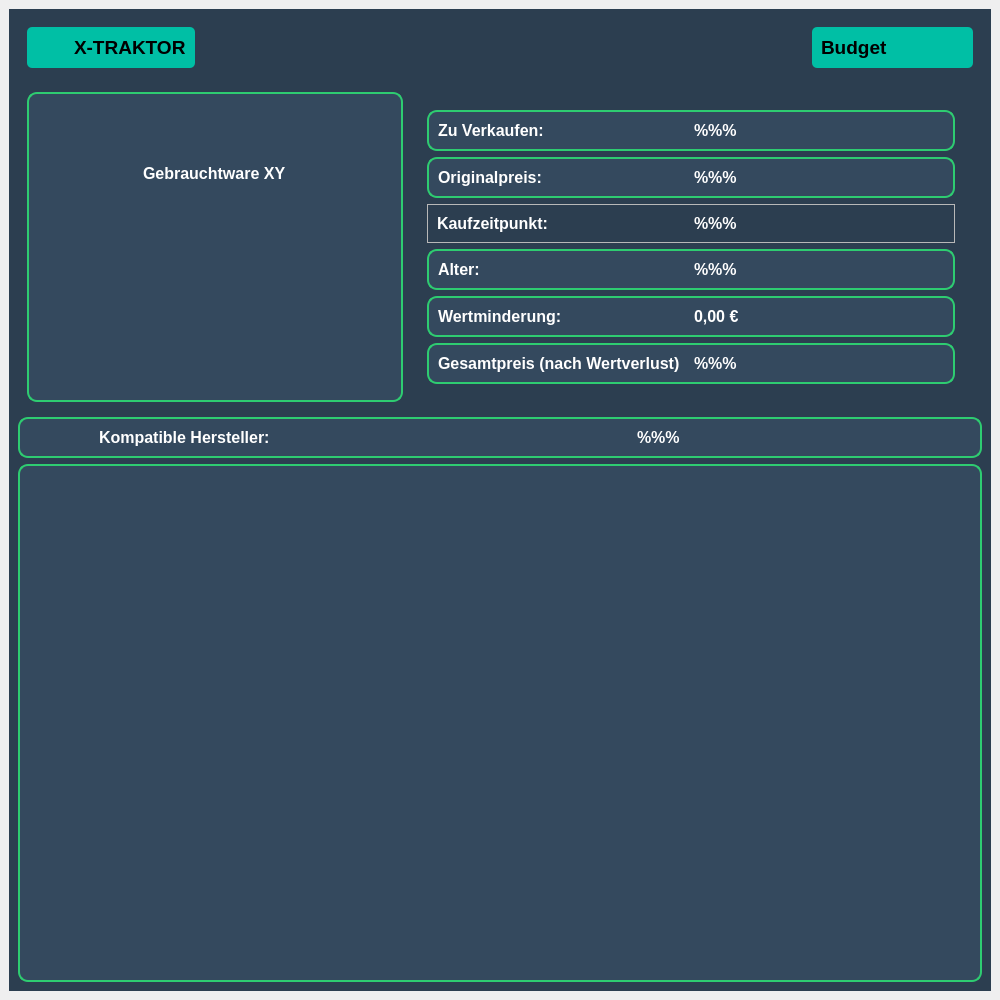
This is frontend/GebrauchtwarenWindowAccessories.ui in nhatlam96/gui-xtraktor as Qt 5 draws it before an edit. The edited form follows.
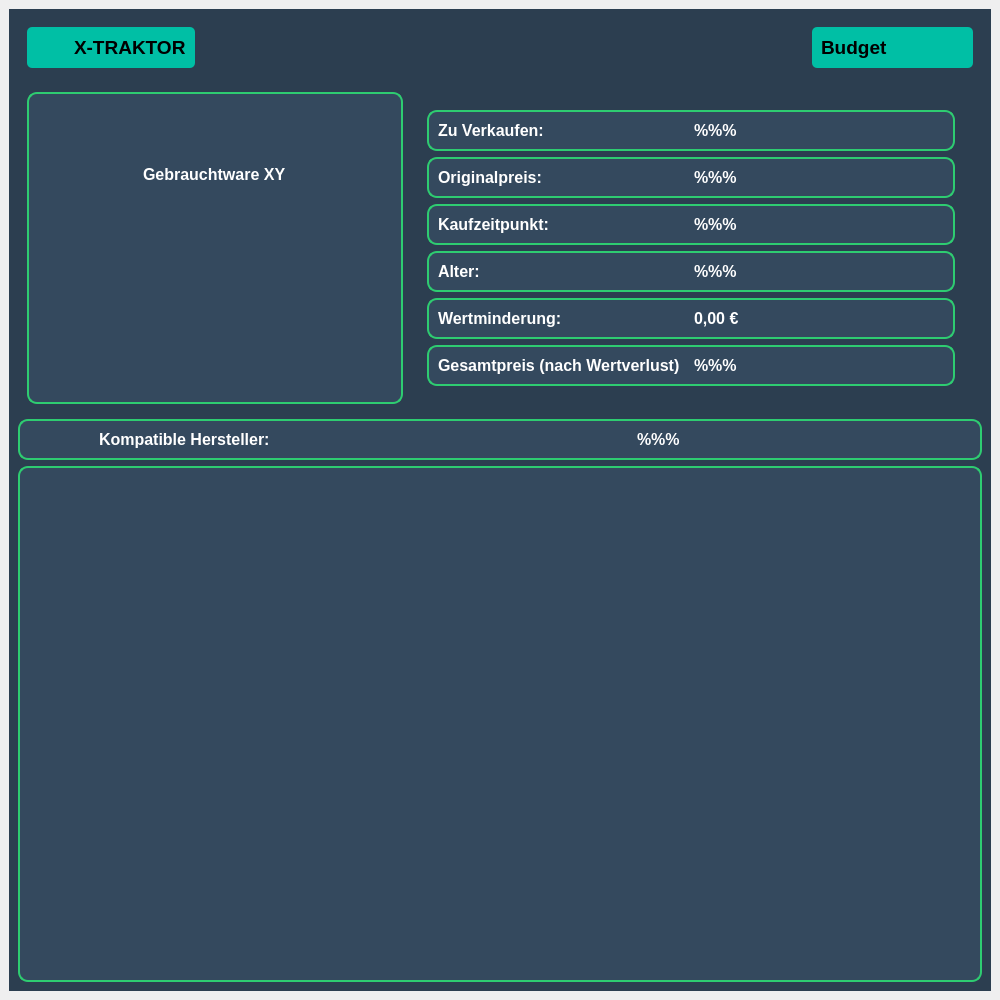
This is the edited form. Icons and pictures are not drawn.

What changed in the file:
```diff
--- a/frontend/GebrauchtwarenWindowAccessories.ui
+++ b/frontend/GebrauchtwarenWindowAccessories.ui
@@ -412,6 +412,13 @@
                 </item>
                 <item>
                  <widget class="QFrame" name="frame_10">
+                  <property name="styleSheet">
+                   <string notr="true">QFrame#frame_10{
+	background-color: rgb(52, 73, 94);
+	border-radius: 10px;
+	border: 2px solid rgb(46, 204, 113);
+}</string>
+                  </property>
                   <property name="frameShape">
                    <enum>QFrame::StyledPanel</enum>
                   </property>
```
Left out of the diff: 2 changed lines with no effect on the pictures.
